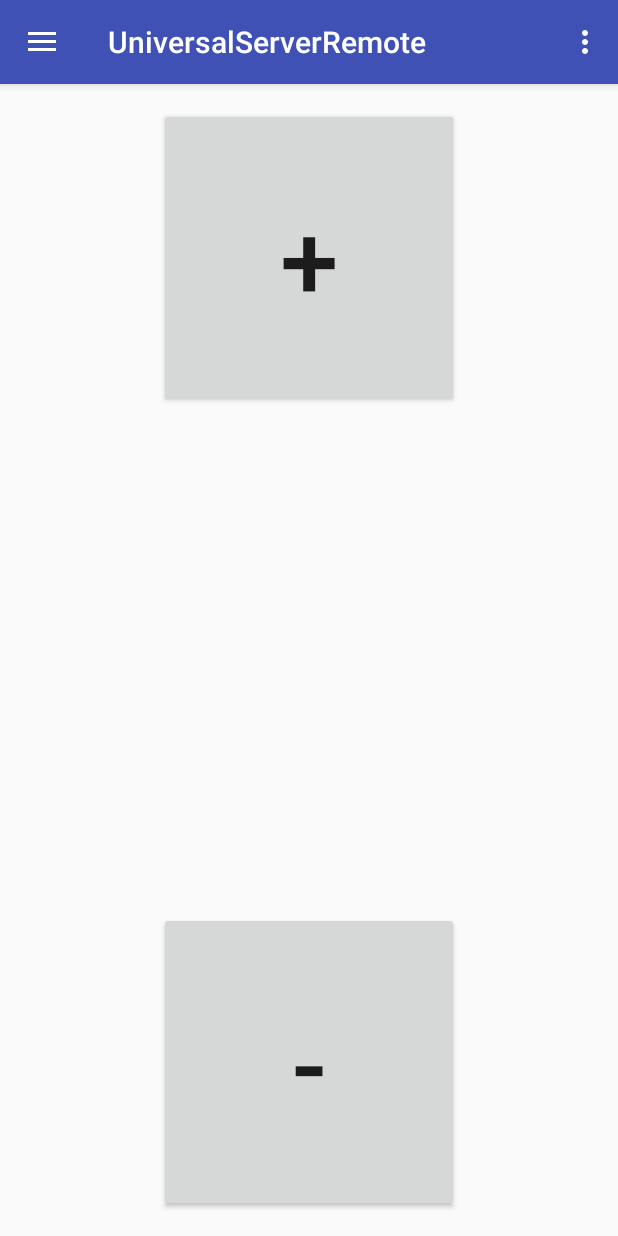
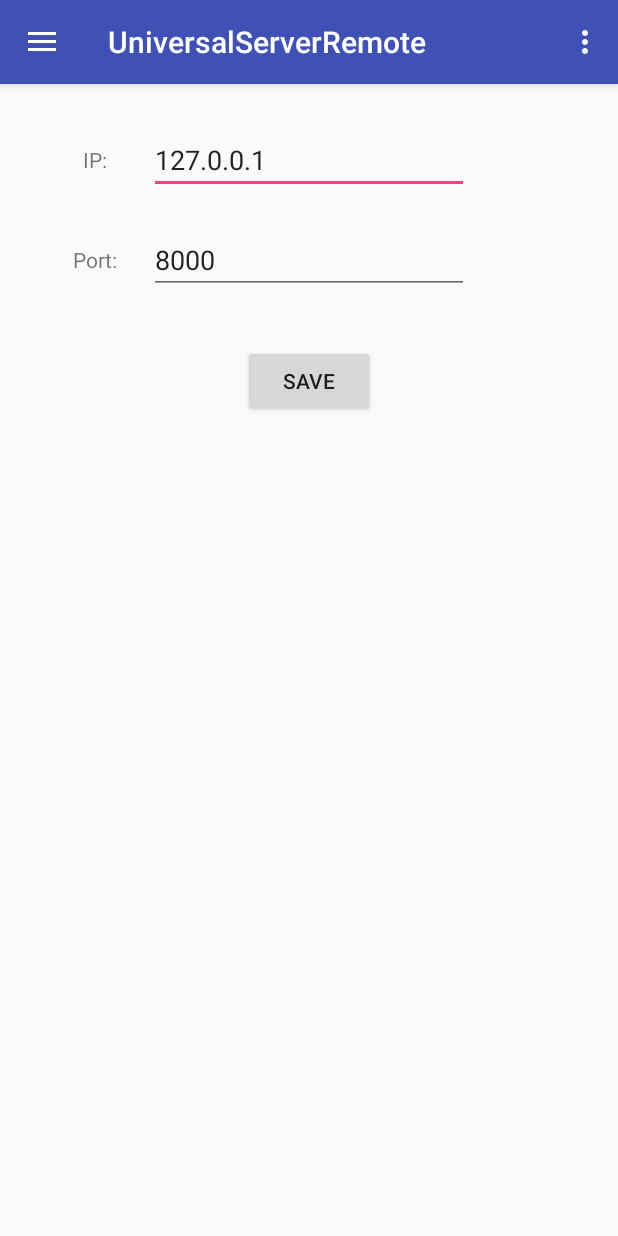
Before and after one commit to max-wittig/UniversalServerRemote, an Android app: the screen it shows after launch (MainActivity), in the side drawer, after a tap on "Tools", on a phone screen of 412 x 824 dp. Run offline under Robolectric (Android 15) with nearby library versions, the phone set to English and light mode, and no system bars; our stand-ins replace Volley.

Commit message:
settings working

```diff
--- a/app/src/main/AndroidManifest.xml
+++ b/app/src/main/AndroidManifest.xml
@@ -13,6 +13,7 @@
         <activity
             android:name=".MainActivity"
             android:label="@string/app_name"
+            android:screenOrientation="portrait"
             android:theme="@style/AppTheme.NoActionBar">
             <intent-filter>
                 <action android:name="android.intent.action.MAIN"/>
--- a/app/src/main/java/com/maxwittig/universalserverremote/MainActivity.java
+++ b/app/src/main/java/com/maxwittig/universalserverremote/MainActivity.java
@@ -14,6 +14,7 @@ import android.support.v7.app.AppCompatActivity;
 import android.support.v7.widget.Toolbar;
 import android.view.Menu;
 import android.view.MenuItem;
+import android.widget.Toast;
 
 import com.android.volley.toolbox.StringRequest;
 import com.maxwittig.universalserverremote.commands.AlertFragment;
@@ -24,8 +25,16 @@ public class MainActivity extends AppCompatActivity
 {
 
     private PostSender postSender;
+    private Settings settings;
     private String url = "192.168.1.104";
     private int port = 8000;
+
+    public MainActivity()
+    {
+        settings = new Settings();
+        postSender = new PostSender(this, settings);
+
+    }
 
     @Override
     protected void onCreate(Bundle savedInstanceState)
@@ -43,8 +52,6 @@ public class MainActivity extends AppCompatActivity
 
         NavigationView navigationView = (NavigationView) findViewById(R.id.nav_view);
         navigationView.setNavigationItemSelectedListener(this);
-
-        postSender = new PostSender(this, url, port);
     }
 
     @Override
@@ -96,18 +103,20 @@ public class MainActivity extends AppCompatActivity
         Fragment chosenFragment = null;
         Bundle bundle = new Bundle();
         bundle.putParcelable("PostSender", postSender);
-        if (id == R.id.nav_camera)
+
+
+        if (id == R.id.nav_alert)
         {
             chosenFragment = new AlertFragment();
         }
-        else if (id == R.id.nav_gallery)
+        else if (id == R.id.nav_volume)
         {
             chosenFragment = new VolumeControlFragment();
 
         }
-        else if (id == R.id.nav_slideshow)
+        else if (id == R.id.nav_settings)
         {
-
+            chosenFragment = new SettingsFragment();
         }
         else if (id == R.id.nav_manage)
         {
--- a/app/src/main/java/com/maxwittig/universalserverremote/PostSender.java
+++ b/app/src/main/java/com/maxwittig/universalserverremote/PostSender.java
@@ -24,14 +24,12 @@ import java.util.List;
 //Thanks to http://www.parcelabler.com/
 public class PostSender implements Parcelable {
     private Context context;
-    private String url = "192.168.1.104";
-    private int port = 8000;
+    private Settings settings;
 
-    public PostSender(Context context, String url, int port)
+    public PostSender(Context context, Settings settings)
     {
         this.context = context;
-        this.url = url;
-        this.port = port;
+        this.settings = settings;
     }
 
     public void send(String key, String value)
@@ -43,7 +41,7 @@ public class PostSender implements Parcelable {
 
             // Create a new HttpClient and Post Header
             HttpClient httpclient = new DefaultHttpClient();
-            HttpPost httppost = new HttpPost("http://"+url+":"+port+"/");
+            HttpPost httppost = new HttpPost("http://"+settings.getUrl()+":"+settings.getPort()+"/");
 
             try
             {
@@ -76,8 +74,7 @@ public class PostSender implements Parcelable {
 
     protected PostSender(Parcel in) {
         context = (Context) in.readValue(Context.class.getClassLoader());
-        url = in.readString();
-        port = in.readInt();
+        settings = (Settings) in.readValue(Settings.class.getClassLoader());
     }
 
     @Override
@@ -88,8 +85,17 @@ public class PostSender implements Parcelable {
     @Override
     public void writeToParcel(Parcel dest, int flags) {
         dest.writeValue(context);
-        dest.writeString(url);
-        dest.writeInt(port);
+        dest.writeValue(settings);
+    }
+
+    public Settings getSettings()
+    {
+        return settings;
+    }
+
+    public void setSettings(Settings settings)
+    {
+        this.settings = settings;
     }
 
     @SuppressWarnings("unused")
--- /dev/null
+++ b/app/src/main/java/com/maxwittig/universalserverremote/Settings.java
@@ -0,0 +1,69 @@
+package com.maxwittig.universalserverremote;
+
+import android.os.Parcel;
+import android.os.Parcelable;
+
+public class Settings implements Parcelable
+{
+    private String url = "127.0.0.1";
+    private int port = 8000;
+
+    public String getUrl()
+    {
+        return url;
+    }
+
+    public void setUrl(String url)
+    {
+        this.url = url;
+    }
+
+    public int getPort()
+    {
+        return port;
+    }
+
+    public void setPort(int port)
+    {
+        this.port = port;
+    }
+
+    public Settings()
+    {
+    }
+
+    protected Settings(Parcel in)
+    {
+        url = in.readString();
+        port = in.readInt();
+    }
+
+    @Override
+    public int describeContents()
+    {
+        return 0;
+    }
+
+    @Override
+    public void writeToParcel(Parcel dest, int flags)
+    {
+        dest.writeString(url);
+        dest.writeInt(port);
+    }
+
+    @SuppressWarnings("unused")
+    public static final Parcelable.Creator<Settings> CREATOR = new Parcelable.Creator<Settings>()
+    {
+        @Override
+        public Settings createFromParcel(Parcel in)
+        {
+            return new Settings(in);
+        }
+
+        @Override
+        public Settings[] newArray(int size)
+        {
+            return new Settings[size];
+        }
+    };
+}
--- /dev/null
+++ b/app/src/main/res/layout/fragment_settings.xml
@@ -0,0 +1,58 @@
+<RelativeLayout xmlns:android="http://schemas.android.com/apk/res/android"
+             xmlns:tools="http://schemas.android.com/tools"
+             android:layout_width="match_parent"
+             android:layout_height="match_parent"
+             tools:context="com.maxwittig.universalserverremote.SettingsFragment">
+
+    <TextView
+        android:text="IP:"
+        android:layout_width="wrap_content"
+        android:layout_height="wrap_content"
+        android:layout_alignTop="@+id/ipEditText"
+        android:layout_alignParentStart="true"
+        android:layout_marginStart="11dp"
+        android:id="@+id/textView3"
+        android:layout_above="@+id/portEditText"
+        android:gravity="center"
+        android:layout_toStartOf="@+id/ipEditText"/>
+
+    <EditText
+        android:layout_width="wrap_content"
+        android:layout_height="wrap_content"
+        android:inputType="text"
+        android:ems="10"
+        android:layout_alignParentTop="true"
+        android:layout_centerHorizontal="true"
+        android:layout_marginTop="12dp"
+        android:id="@+id/ipEditText"/>
+
+    <EditText
+        android:layout_width="wrap_content"
+        android:layout_height="wrap_content"
+        android:inputType="numberSigned"
+        android:ems="10"
+        android:layout_below="@+id/ipEditText"
+        android:layout_alignEnd="@+id/ipEditText"
+        android:layout_marginTop="21dp"
+        android:id="@+id/portEditText"/>
+
+    <Button
+        android:text="Save"
+        android:layout_width="wrap_content"
+        android:layout_height="wrap_content"
+        android:layout_below="@+id/portEditText"
+        android:layout_centerHorizontal="true"
+        android:layout_marginTop="34dp"
+        android:id="@+id/saveSettingsButton"/>
+
+    <TextView
+        android:text="Port:"
+        android:layout_width="wrap_content"
+        android:layout_height="wrap_content"
+        android:id="@+id/textView2"
+        android:gravity="center"
+        android:layout_alignStart="@+id/textView3"
+        android:layout_toStartOf="@+id/portEditText"
+        android:layout_alignBottom="@+id/portEditText"
+        android:layout_alignTop="@+id/portEditText"/>
+</RelativeLayout>
--- a/app/src/main/res/menu/activity_main_drawer.xml
+++ b/app/src/main/res/menu/activity_main_drawer.xml
@@ -3,17 +3,17 @@
 
     <group android:checkableBehavior="single">
         <item
-            android:id="@+id/nav_camera"
+            android:id="@+id/nav_alert"
             android:icon="@drawable/ic_menu_camera"
-            android:title="Import"/>
+            android:title="Alert"/>
         <item
-            android:id="@+id/nav_gallery"
+            android:id="@+id/nav_volume"
             android:icon="@drawable/ic_menu_gallery"
-            android:title="Gallery"/>
+            android:title="Volume"/>
         <item
-            android:id="@+id/nav_slideshow"
+            android:id="@+id/nav_settings"
             android:icon="@drawable/ic_menu_slideshow"
-            android:title="Slideshow"/>
+            android:title="Settings"/>
         <item
             android:id="@+id/nav_manage"
             android:icon="@drawable/ic_menu_manage"
```
Also changed, not shown: app/src/main/java/com/maxwittig/universalserverremote/SettingsFragment.java (added, +63 -0 lines), 1 other file.
